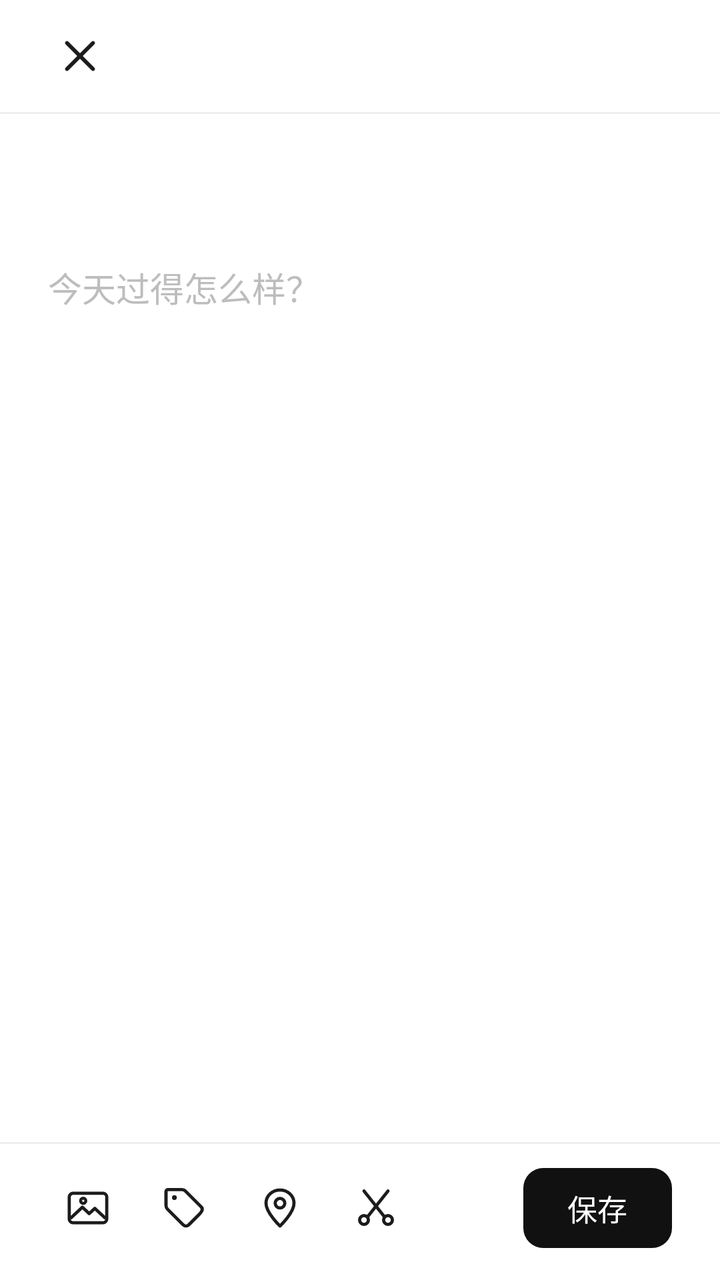
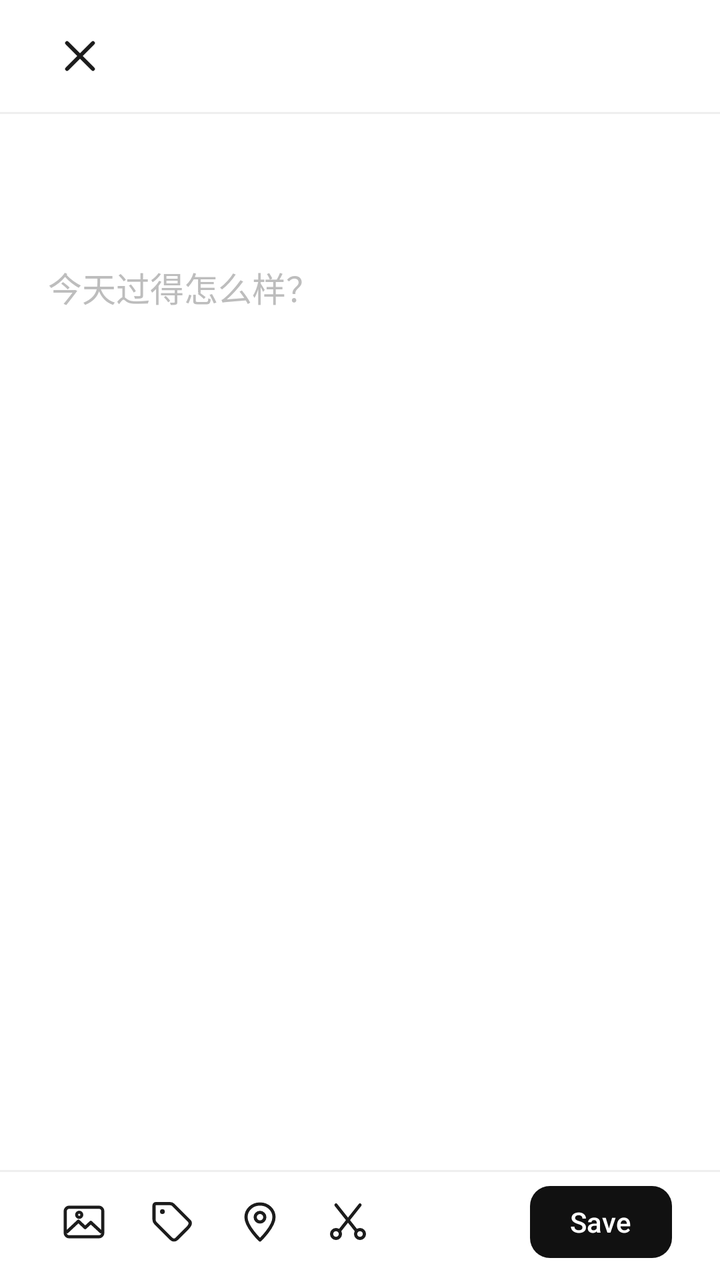

Screens rendered from an Android XML layout before and after an edit, with the pre-edit source and the edit as a unified diff.
<!-- AndroidManifest.xml: activity theme Theme.WuDiary.Editor -->
<!-- res/layout/activity_edit_diary.xml -->
<?xml version="1.0" encoding="utf-8"?>
<LinearLayout xmlns:android="http://schemas.android.com/apk/res/android"
    xmlns:app="http://schemas.android.com/apk/res-auto"
    android:layout_width="match_parent"
    android:layout_height="match_parent"
    android:background="@color/background"
    android:orientation="vertical">

    <LinearLayout
        android:layout_width="match_parent"
        android:layout_height="56dp"
        android:gravity="center_vertical"
        android:orientation="horizontal"
        android:paddingHorizontal="16dp">

        <ImageButton
            android:id="@+id/btnClose"
            android:layout_width="48dp"
            android:layout_height="48dp"
            android:background="?attr/selectableItemBackgroundBorderless"
            android:contentDescription="@string/cancel"
            android:scaleType="centerInside"
            android:src="@drawable/ic_close"
            app:tint="@color/text_primary" />
    </LinearLayout>

    <View
        android:layout_width="match_parent"
        android:layout_height="1dp"
        android:background="@color/divider" />

    <LinearLayout
        android:layout_width="match_parent"
        android:layout_height="wrap_content"
        android:layout_marginHorizontal="24dp"
        android:layout_marginTop="22dp"
        android:orientation="horizontal">

        <TextView
            android:id="@+id/textEditorDay"
            android:layout_width="wrap_content"
            android:layout_height="wrap_content"
            android:fontFamily="serif"
            android:textColor="@color/text_primary"
            android:textSize="22sp"
            android:textStyle="bold" />

        <TextView
            android:id="@+id/textEditorYear"
            android:layout_width="wrap_content"
            android:layout_height="wrap_content"
            android:layout_marginStart="9dp"
            android:fontFamily="serif"
            android:textColor="@color/text_secondary"
            android:textSize="14sp" />
    </LinearLayout>

    <HorizontalScrollView
        android:id="@+id/imageScroll"
        android:layout_width="match_parent"
        android:layout_height="wrap_content"
        android:layout_marginTop="16dp"
        android:clipToPadding="false"
        android:paddingHorizontal="24dp"
        android:scrollbars="none"
        android:visibility="gone">

        <LinearLayout
            android:id="@+id/imageStrip"
            android:layout_width="wrap_content"
            android:layout_height="wrap_content"
            android:orientation="horizontal" />
    </HorizontalScrollView>

    <EditText
        android:id="@+id/editContent"
        android:layout_width="match_parent"
        android:layout_height="0dp"
        android:layout_marginHorizontal="24dp"
        android:layout_marginTop="22dp"
        android:layout_marginBottom="12dp"
        android:layout_weight="1"
        android:background="@null"
        android:gravity="top"
        android:hint="@string/hint_content"
        android:inputType="textMultiLine|textCapSentences"
        android:lineSpacingExtra="6dp"
        android:padding="0dp"
        android:textColor="@color/text_body"
        android:textColorHint="@color/text_secondary"
        android:textSize="17sp" />

    <View
        android:layout_width="match_parent"
        android:layout_height="1dp"
        android:background="@color/divider" />

    <LinearLayout
        android:layout_width="match_parent"
        android:layout_height="wrap_content"
        android:gravity="center_vertical"
        android:orientation="horizontal"
        android:paddingHorizontal="24dp"
        android:paddingTop="12dp"
        android:paddingBottom="16dp">

        <ImageButton
            android:id="@+id/btnImage"
            android:layout_width="40dp"
            android:layout_height="40dp"
            android:background="?attr/selectableItemBackgroundBorderless"
            android:contentDescription="@string/add_image"
            android:scaleType="centerInside"
            android:src="@drawable/ic_image"
            app:tint="@color/text_primary" />

        <ImageButton
            android:id="@+id/btnTag"
            android:layout_width="40dp"
            android:layout_height="40dp"
            android:layout_marginStart="8dp"
            android:background="?attr/selectableItemBackgroundBorderless"
            android:contentDescription="@string/add_tag"
            android:scaleType="centerInside"
            android:src="@drawable/ic_tag"
            app:tint="@color/text_primary" />

        <ImageButton
            android:id="@+id/btnLocation"
            android:layout_width="40dp"
            android:layout_height="40dp"
            android:layout_marginStart="8dp"
            android:background="?attr/selectableItemBackgroundBorderless"
            android:contentDescription="@string/add_location"
            android:scaleType="centerInside"
            android:src="@drawable/ic_location"
            app:tint="@color/text_primary" />

        <ImageButton
            android:id="@+id/btnCut"
            android:layout_width="40dp"
            android:layout_height="40dp"
            android:layout_marginStart="8dp"
            android:background="?attr/selectableItemBackgroundBorderless"
            android:contentDescription="@string/cut_paragraph"
            android:scaleType="centerInside"
            android:src="@drawable/ic_cut"
            app:tint="@color/text_primary" />

        <Space
            android:layout_width="0dp"
            android:layout_height="1dp"
            android:layout_weight="1" />

        <com.google.android.material.button.MaterialButton
            android:id="@+id/btnSave"
            android:layout_width="wrap_content"
            android:layout_height="40dp"
            android:contentDescription="@string/save"
            android:insetTop="0dp"
            android:insetBottom="0dp"
            android:minWidth="0dp"
            android:minHeight="0dp"
            android:paddingHorizontal="22dp"
            android:text="@string/save"
            android:textColor="@android:color/white"
            android:textSize="15sp"
            app:backgroundTint="@color/fab_dark"
            app:cornerRadius="10dp" />
    </LinearLayout>

</LinearLayout>
<!-- resources referenced by this layout -->
<resources>
  <color name="background">#FFFFFF</color>
  <color name="divider">#EFEFEF</color>
  <color name="fab_dark">#111111</color>
  <color name="text_body">#565656</color>
  <color name="text_primary">#1C1C1C</color>
  <color name="text_secondary">#BDBDBD</color>
  <!-- drawable ic_close (drawable) -->
  <?xml version="1.0" encoding="utf-8"?>
  <vector xmlns:android="http://schemas.android.com/apk/res/android"
      android:width="24dp"
      android:height="24dp"
      android:viewportWidth="24"
      android:viewportHeight="24">
      <path
          android:fillColor="#00000000"
          android:pathData="M5.5,5.5 L18.5,18.5 M18.5,5.5 L5.5,18.5"
          android:strokeColor="#1C1C1C"
          android:strokeLineCap="round"
          android:strokeWidth="1.9" />
  </vector>
  <!-- drawable ic_location (drawable) -->
  <?xml version="1.0" encoding="utf-8"?>
  <vector xmlns:android="http://schemas.android.com/apk/res/android"
      android:width="24dp"
      android:height="24dp"
      android:viewportWidth="24"
      android:viewportHeight="24">
      <path
          android:fillColor="#00000000"
          android:pathData="M12,21 C12,21 19,14.4 19,9.6 C19,5.9 15.9,3 12,3 C8.1,3 5,5.9 5,9.6 C5,14.4 12,21 12,21 Z"
          android:strokeColor="#1C1C1C"
          android:strokeLineCap="round"
          android:strokeLineJoin="round"
          android:strokeWidth="1.6" />
      <path
          android:fillColor="#00000000"
          android:pathData="M12,7.2 A2.4,2.4 0 1,1 12,12 A2.4,2.4 0 1,1 12,7.2 Z"
          android:strokeColor="#1C1C1C"
          android:strokeWidth="1.6" />
  </vector>
  <!-- drawable ic_tag (drawable) -->
  <?xml version="1.0" encoding="utf-8"?>
  <vector xmlns:android="http://schemas.android.com/apk/res/android"
      android:width="24dp"
      android:height="24dp"
      android:viewportWidth="24"
      android:viewportHeight="24">
      <path
          android:pathData="M20.6,11.4l-7.9,-7.9C12.3,3.1 11.6,2.8 10.9,2.8H4c-0.6,0 -1,0.4 -1,1v6.9c0,0.7 0.3,1.4 0.7,1.8l7.9,7.9c0.8,0.8 2,0.8 2.8,0l5.2,-5.2C21.4,13.4 21.4,12.2 20.6,11.4z"
          android:fillColor="@android:color/transparent"
          android:strokeColor="#000000"
          android:strokeLineCap="round"
          android:strokeLineJoin="round"
          android:strokeWidth="1.6" />
      <path
          android:pathData="M7.2,6.8m-1.2,0a1.2,1.2 0,1 1,2.4 0a1.2,1.2 0,1 1,-2.4 0"
          android:fillColor="#000000" />
  </vector>
  <string name="add_image">添加图片</string>
  <string name="add_location">获取坐标</string>
  <string name="add_tag">添加标签</string>
  <string name="cancel">取消</string>
  <string name="cut_paragraph">剪切当前段落</string>
  <string name="hint_content">今天过得怎么样？</string>
  <string name="save">保存</string>
  <style name="Theme.WuDiary.Editor" parent="Theme.WuDiary">
          <item name="android:windowAnimationStyle">@style/WindowAnimationNone</item>
      </style>
  <style name="Theme.WuDiary" parent="Theme.Material3.Light.NoActionBar">
          <item name="colorPrimary">@color/primary</item>
          <item name="colorOnPrimary">@android:color/white</item>
          <item name="colorSurface">@color/surface</item>
          <item name="android:windowBackground">@color/background</item>
          <item name="android:statusBarColor">@color/background</item>
          <item name="android:windowLightStatusBar">true</item>
          <item name="android:navigationBarColor">@color/background</item>
      </style>
  <style name="WindowAnimationNone">
          <item name="android:activityOpenEnterAnimation">@null</item>
          <item name="android:activityOpenExitAnimation">@null</item>
          <item name="android:activityCloseEnterAnimation">@null</item>
          <item name="android:activityCloseExitAnimation">@null</item>
          <item name="android:windowEnterAnimation">@null</item>
          <item name="android:windowExitAnimation">@null</item>
      </style>
  <color name="primary">#1C1C1C</color>
  <color name="surface">#FFFFFF</color>
  <!-- unchanged entries left out for length: 2 -->
</resources>

<!-- the commit's change to res/layout/activity_edit_diary.xml (unified diff, before → after) -->
@@ -101,13 +101,13 @@
         android:gravity="center_vertical"
         android:orientation="horizontal"
         android:paddingHorizontal="24dp"
-        android:paddingTop="12dp"
-        android:paddingBottom="16dp">
+        android:paddingTop="7dp"
+        android:paddingBottom="11dp">
 
         <ImageButton
             android:id="@+id/btnImage"
-            android:layout_width="40dp"
-            android:layout_height="40dp"
+            android:layout_width="36dp"
+            android:layout_height="36dp"
             android:background="?attr/selectableItemBackgroundBorderless"
             android:contentDescription="@string/add_image"
             android:scaleType="centerInside"
@@ -116,8 +116,8 @@
 
         <ImageButton
             android:id="@+id/btnTag"
-            android:layout_width="40dp"
-            android:layout_height="40dp"
+            android:layout_width="36dp"
+            android:layout_height="36dp"
             android:layout_marginStart="8dp"
             android:background="?attr/selectableItemBackgroundBorderless"
             android:contentDescription="@string/add_tag"
@@ -127,8 +127,8 @@
 
         <ImageButton
             android:id="@+id/btnLocation"
-            android:layout_width="40dp"
-            android:layout_height="40dp"
+            android:layout_width="36dp"
+            android:layout_height="36dp"
             android:layout_marginStart="8dp"
             android:background="?attr/selectableItemBackgroundBorderless"
             android:contentDescription="@string/add_location"
@@ -138,8 +138,8 @@
 
         <ImageButton
             android:id="@+id/btnCut"
-            android:layout_width="40dp"
-            android:layout_height="40dp"
+            android:layout_width="36dp"
+            android:layout_height="36dp"
             android:layout_marginStart="8dp"
             android:background="?attr/selectableItemBackgroundBorderless"
             android:contentDescription="@string/cut_paragraph"
@@ -155,16 +155,16 @@
         <com.google.android.material.button.MaterialButton
             android:id="@+id/btnSave"
             android:layout_width="wrap_content"
-            android:layout_height="40dp"
+            android:layout_height="36dp"
             android:contentDescription="@string/save"
             android:insetTop="0dp"
             android:insetBottom="0dp"
             android:minWidth="0dp"
             android:minHeight="0dp"
-            android:paddingHorizontal="22dp"
-            android:text="@string/save"
+            android:paddingHorizontal="20dp"
+            android:text="@string/save_action"
             android:textColor="@android:color/white"
-            android:textSize="15sp"
+            android:textSize="14sp"
             app:backgroundTint="@color/fab_dark"
             app:cornerRadius="10dp" />
     </LinearLayout>
<!-- resource entries referenced after the edit -->
@@ -65,6 +65,7 @@
   <string name="cut_paragraph">剪切当前段落</string>
   <string name="hint_content">今天过得怎么样？</string>
   <string name="save">保存</string>
+  <string name="save_action">Save</string>
   <style name="Theme.WuDiary.Editor" parent="Theme.WuDiary">
           <item name="android:windowAnimationStyle">@style/WindowAnimationNone</item>
       </style>
